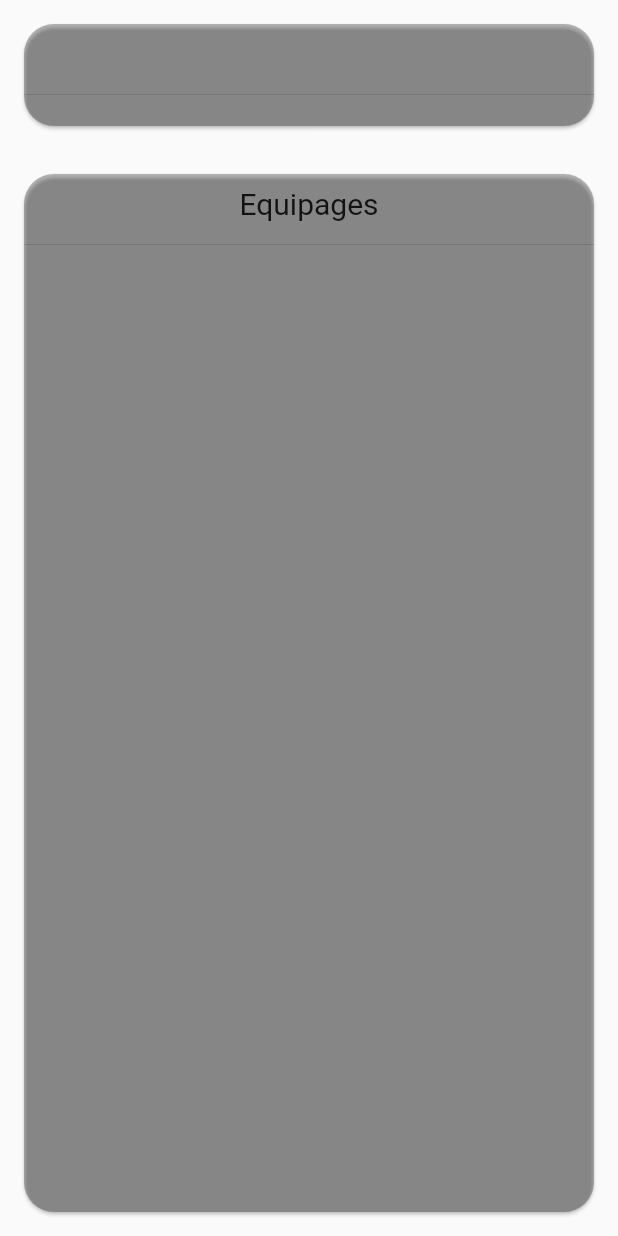
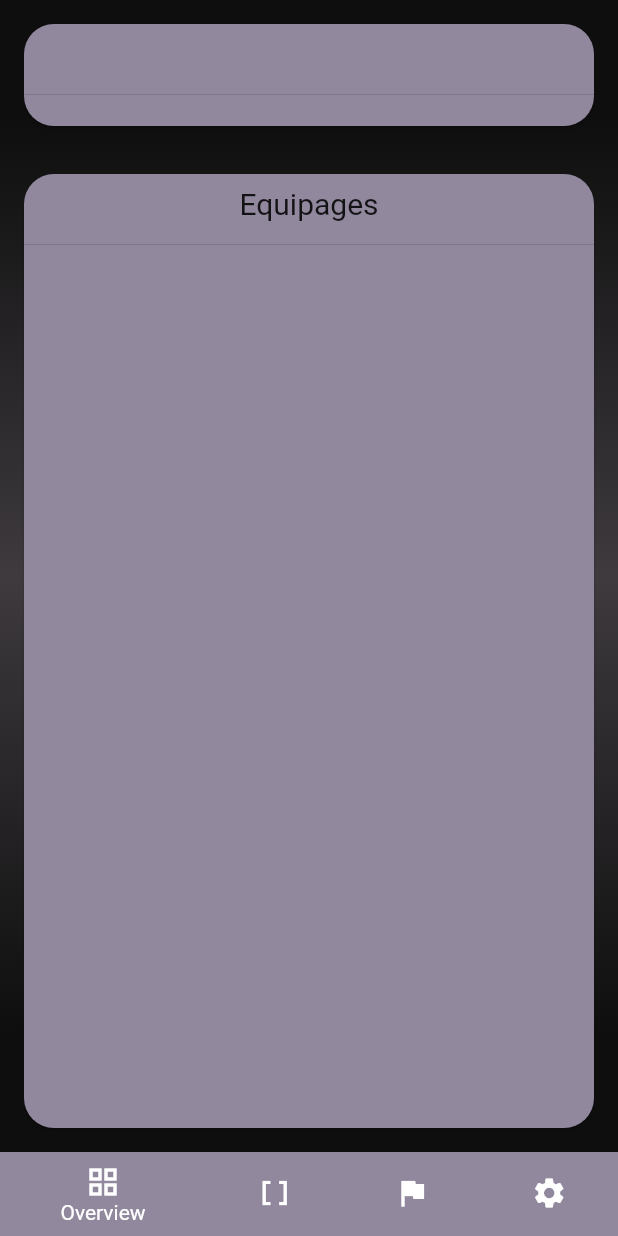
Before and after one commit to SilasPC/end, a Flutter app: the screen it shows after launch, after a tap on "LOGIN", on a phone screen of 412 x 824 dp. Run offline on Flutter 3.47's test engine with Material 2 defaults, Android fonts, the light colour scheme and no system bars; our stand-ins replace equatable, flutter_spinkit, location, numberpicker, package_info_plus, permission_handler and 4 more; missing offline and left inert: flutter_treeview, locally, mutex, nearby_connections; accounts and stored records are empty; network calls fail.

Commit message:
do some theming

```diff
--- a/endclient/lib/consts.dart
+++ b/endclient/lib/consts.dart
@@ -4,3 +4,7 @@ import 'package:flutter/widgets.dart';
 const double splashRadius = 16;
 const Color primaryColor = Color.fromARGB(255, 98, 85, 115);
 const Color secondaryColor = Color.fromARGB(255, 146, 119, 68);
+const Color black20 = Color.fromARGB(255, 22, 20, 22);
+const Color black27 = Color.fromARGB(255, 29, 27, 29);
+const Color black40 = Color.fromARGB(255, 42, 40, 42);
+const Color black90 = Color.fromARGB(255, 92, 90, 92);
--- a/endclient/lib/main.dart
+++ b/endclient/lib/main.dart
@@ -1,7 +1,7 @@
 import 'dart:io';
 
-import 'package:esys_client/consts.dart';
 import 'package:esys_client/service_graph.dart';
+import 'package:esys_client/theme.dart';
 import 'package:esys_client/v2/landing.dart';
 import 'package:flutter/material.dart';
 import 'package:provider/provider.dart';
@@ -13,7 +13,6 @@ import 'services/settings.dart';
 Future<void> main() async {
 
 	var graph = defineServices();
-	// await Future.delayed(const Duration(milliseconds: 50));
 
 	FlutterError.onError = (details) {
 		FlutterError.presentError(details);
@@ -40,31 +39,19 @@ class MyApp extends StatelessWidget {
 
 	@override
 	Widget build(BuildContext context) {
-		var cs = ColorScheme.fromSwatch().copyWith(
-			primary: primaryColor,
-			secondary: secondaryColor,
-		);
+
+		var dark = context.select((Settings set) => set.darkTheme);
+
+		var (lightTheme, darkTheme) = themeData();
+
 		return MaterialApp(
-			theme: ThemeData(
-				colorScheme: cs,
-				cardTheme: CardTheme.of(context).copyWith(
-					margin: const EdgeInsets.all(16),
-					shape: RoundedRectangleBorder(
-						borderRadius: BorderRadius.circular(20),
-					)
-				)
-			),
 			title: 'eSys Endurance',
+
+			theme: lightTheme,
+			darkTheme: darkTheme,
+			themeMode: dark ? ThemeMode.dark : ThemeMode.light,
+
 			debugShowCheckedModeBanner: false,
-			darkTheme: ThemeData.dark().copyWith(
-				colorScheme: cs,
-				cardTheme: CardTheme.of(context).copyWith(
-					margin: const EdgeInsets.all(16),
-					shape: RoundedRectangleBorder(
-						borderRadius: BorderRadius.circular(20),
-					)
-				)
-			),
 			home: Builder(
 				builder: (context) {
 					MediaQueryData mq = MediaQuery.of(context);
--- /dev/null
+++ b/endclient/lib/theme.dart
@@ -0,0 +1,75 @@
+// ignore_for_file: prefer_const_constructors
+
+import 'package:esys_client/consts.dart';
+import 'package:flutter/material.dart';
+
+(ThemeData, ThemeData) themeData() {
+
+	ColorScheme colorScheme = ColorScheme.fromSwatch(
+		primarySwatch: _createMaterialColor(primaryColor),
+	).copyWith(
+		secondary: secondaryColor,
+	);
+
+	ThemeData lightTheme =
+		ThemeData.light().copyWith(
+			colorScheme: colorScheme,
+			bottomNavigationBarTheme: BottomNavigationBarThemeData(
+				backgroundColor: colorScheme.background,
+			),
+			chipTheme: ChipThemeData(
+				backgroundColor: black90,
+				selectedColor: colorScheme.secondary,
+			),
+			cardTheme: CardTheme(
+				color: colorScheme.background,
+				margin: const EdgeInsets.all(16),
+				shape: RoundedRectangleBorder(
+					borderRadius: BorderRadius.circular(20),
+				)
+			),
+		);
+
+	ThemeData darkTheme = ThemeData.dark().copyWith(
+		colorScheme: colorScheme,
+		focusColor: black27,
+		bottomNavigationBarTheme: BottomNavigationBarThemeData(
+			backgroundColor: black27,
+		),
+		chipTheme: ChipThemeData(
+			backgroundColor: black90,
+			selectedColor: colorScheme.secondary,
+		),
+		cardTheme: CardTheme(
+			color: black20,
+			margin: const EdgeInsets.all(16),
+			shape: RoundedRectangleBorder(
+				borderRadius: BorderRadius.circular(20),
+			),
+		),
+	);
+
+	return (lightTheme, darkTheme);
+
+}
+
+// https://gist.github.com/nicky-song/244be04f1dbdba52788017f008477484#file-utils-dart
+MaterialColor _createMaterialColor(Color color) {
+	List strengths = <double>[.05];
+	Map<int, Color> swatch = {};
+	final int r = color.red, g = color.green, b = color.blue;
+
+	for (int i = 1; i < 10; i++) {
+		strengths.add(0.1 * i);
+	}
+	for (var strength in strengths) {
+		final double ds = 0.5 - strength;
+		swatch[(strength * 1000).round()] = Color.fromRGBO(
+			r + ((ds < 0 ? r : (255 - r)) * ds).round(),
+			g + ((ds < 0 ? g : (255 - g)) * ds).round(),
+			b + ((ds < 0 ? b : (255 - b)) * ds).round(),
+			1,
+		);
+	}
+	return MaterialColor(color.value, swatch);
+}
--- a/endclient/lib/v2/dashboard/component/category_card.dart
+++ b/endclient/lib/v2/dashboard/component/category_card.dart
@@ -1,6 +1,7 @@
 // ignore_for_file: prefer_const_literals_to_create_immutables, prefer_const_constructors
 
 import 'package:common/models/glob.dart';
+import 'package:esys_client/consts.dart';
 import 'package:esys_client/local_model/LocalModel.dart';
 import 'package:flutter/material.dart';
 import 'package:provider/provider.dart';
@@ -24,7 +25,7 @@ class CategoryCard extends StatelessWidget {
 						alignment: Alignment.center,
 						decoration: BoxDecoration(
 							borderRadius: BorderRadius.vertical(top: Radius.circular(borderRadius)),
-							color: Colors.black54,
+							color: Colors.black26,
 						),
 						child: Text(
 							cat.name,
--- a/endclient/lib/v2/dashboard/component/equipages_card.dart
+++ b/endclient/lib/v2/dashboard/component/equipages_card.dart
@@ -9,8 +9,6 @@ import 'package:flutter/material.dart';
 import 'package:provider/provider.dart';
 
 class EquipagesCard extends StatefulWidget {
-
-	static double width = 400;
 
 	final EquipageTile Function(BuildContext, Equipage, Color?) builder;
 
@@ -44,9 +42,6 @@ class _EquipagesCardState extends State<EquipagesCard> {
 	@override
 	Widget build(BuildContext context) {
 		return Card(
-			color: Colors.black26,
-			child: SizedBox(
-				width: EquipagesCard.width,
 			child: Builder(
 				builder: (context) {
 					LocalModel model = context.watch();
@@ -69,7 +64,6 @@ class _EquipagesCardState extends State<EquipagesCard> {
 									ChoiceChip(
 										label: Text(cat.name),
 										selected: cat == this.cat,
-											selectedColor: Colors.white24,
 										onSelected: (sel) => setState(() {
 											this.cat = sel ? cat : null;
 										})
@@ -79,11 +73,10 @@ class _EquipagesCardState extends State<EquipagesCard> {
 							// UI: sort by eid
 							for (var (i, eq) in model.model.equipages.values.indexed)
 							if (cat == null || eq.category == cat)
-								widget.builder(context, eq, i % 2 == 0 ? Color.fromARGB(5, 255, 255, 255) : null)
+							widget.builder(context, eq, i % 2 == 0 ? Theme.of(context).focusColor : null)
 						],
 					);
 				}
-				)
 			)
 		);
 	}
--- a/endclient/lib/v2/dashboard/component/notifications_card.dart
+++ b/endclient/lib/v2/dashboard/component/notifications_card.dart
@@ -5,18 +5,13 @@ import 'package:flutter/material.dart';
 
 class NotificationsCard extends StatelessWidget {
 
-	static double width = 250;
-
   const NotificationsCard({
     super.key,
   });
 
   @override
-  Widget build(BuildContext context) {
-    return Card(
-    	color: Colors.black26,
-    	child: SizedBox(
-    		width: NotificationsCard.width,
+  Widget build(BuildContext context) =>
+		Card(
 			child: Column(
 				children: [
 					Container(
@@ -60,7 +55,5 @@ class NotificationsCard extends StatelessWidget {
 				),
 			],
 		),
-    	)
 	);
 }
-}
--- a/endclient/lib/v2/dashboard/component/session_summary_card.dart
+++ b/endclient/lib/v2/dashboard/component/session_summary_card.dart
@@ -14,7 +14,6 @@ class SessionSummaryCard extends StatelessWidget {
 		return SizedBox(
 			height: 100,
 			child: Card(
-				color: Colors.black26,
 				child: Column(
 					children: [
 						Container(
--- a/endclient/lib/v2/dashboard/dashboard.dart
+++ b/endclient/lib/v2/dashboard/dashboard.dart
@@ -1,12 +1,15 @@
 
 // ignore_for_file: prefer_const_literals_to_create_immutables, prefer_const_constructors
 
-import 'dart:ffi';
-
+import 'package:esys_client/consts.dart';
+import 'package:esys_client/v2/dashboard/data_view.dart';
+import 'package:esys_client/v2/dashboard/gate.dart';
 import 'package:esys_client/v2/dashboard/overview.dart';
 import 'package:esys_client/v2/dashboard/side_menu.dart';
 import 'package:flutter/material.dart';
 import 'package:provider/provider.dart';
+
+import 'settings_view.dart';
 
 class Dashboard extends StatefulWidget {
 
@@ -36,7 +39,7 @@ class _DashboardState extends State<Dashboard> {
 				children: [
 					Container(
 						width: 200,
-						color: Colors.black26,
+						color: black27,
 						child: DashboardMenu(
 							currentView: view.runtimeType,
 							viewSelected: (newView) => setState(() {
@@ -44,26 +47,80 @@ class _DashboardState extends State<Dashboard> {
 							}),
 						),
 					),
-					if (view case Widget view)
 					Expanded(
-						child: view,
+						child: _gradient(view)
 					),
 				],
 			)
 		);
 
-	Widget narrowLayout() =>
-		Scaffold(
-			drawer: Drawer(
-				child: DashboardMenu(
-					currentView: view.runtimeType,
-					viewSelected: (newView) => setState(() {
-						view = newView;
-					}),
-				),
+	int _cur = 0;
+
+	Widget narrowLayout() {
+		var color = BottomNavigationBarTheme.of(context).backgroundColor;
+		return Scaffold(
+			bottomNavigationBar: BottomNavigationBar(
+				currentIndex: _cur,
+				items: [
+					BottomNavigationBarItem(
+						icon: Icon(Icons.grid_view),
+						label: "Overview",
+						backgroundColor: color,
+					),
+					BottomNavigationBarItem(
+						icon: Icon(Icons.data_array),
+						label: "Data",
+						backgroundColor: color,
+					),
+					BottomNavigationBarItem(
+						icon: Icon(Icons.flag),
+						label: "Gates",
+						backgroundColor: color,
+					),
+					BottomNavigationBarItem(
+						icon: Icon(Icons.settings),
+						label: "Settings",
+						backgroundColor: color,
+					)
+				],
+				onTap: (index) {
+					setState(() {
+						_cur = index;
+						view = switch (index) {
+							0 => OverviewView(),
+							1 => DataView(),
+							2 => GateView(),
+							3 => SettingsView(),
+							_ => view
+						};
+					});
+				},
 			),
-			body: view,
+			body: _gradient(view),
 		);
+	}
+
+	Widget _gradient(Widget child) =>
+		Container(
+			decoration: BoxDecoration(
+				gradient: LinearGradient(
+					begin: Alignment.topCenter,
+					end: Alignment.bottomCenter,
+					stops: [
+						0.1,
+						0.5,
+						0.9,
+					],
+					colors: [
+						Color.fromARGB(255, 14, 14, 14),
+						Color.fromARGB(255, 62, 58, 62),
+						Color.fromARGB(255, 14, 14, 14),
+					]
+				)
+			),
+			child: child,
+		);
+
 }
 
 enum DashLayout {
--- a/endclient/lib/v2/dashboard/data_view.dart
+++ b/endclient/lib/v2/dashboard/data_view.dart
@@ -24,7 +24,6 @@ class DataView extends StatelessWidget {
 		return Row(
 			children: [
 				Card(
-					color: Colors.black26,
 					child: SizedBox(
 						width: 350,
 						child: Column(
@@ -60,7 +59,6 @@ class DataView extends StatelessWidget {
 					)
 				),
 				Card(
-					color: Colors.black26,
 					child: SizedBox(
 						width: 350,
 						child: Column(
--- a/endclient/lib/v2/dashboard/overview.dart
+++ b/endclient/lib/v2/dashboard/overview.dart
@@ -11,6 +11,10 @@ import 'package:esys_client/v2/dashboard/component/equipages_card.dart';
 import 'package:flutter/material.dart';
 import 'package:provider/provider.dart';
 
+const double eqCardWidth = 400;
+const double notifCardWidth = 250;
+const double maxGridCardWidth = 160;
+
 class OverviewView extends StatelessWidget {
 
 	OverviewView({super.key});
@@ -19,12 +23,9 @@ class OverviewView extends StatelessWidget {
 	Widget build(BuildContext context) =>
 		LayoutBuilder(
 			builder: (context, constraints) {
-
-				const maxWidth = 160;
-
-				var rem = constraints.maxWidth - EquipagesCard.width - NotificationsCard.width;
-				var showNotifs = rem > 1.5 * maxWidth;
-				var stacked = constraints.maxWidth < EquipagesCard.width + maxWidth;
+				var rem = constraints.maxWidth - eqCardWidth - notifCardWidth;
+				var showNotifs = rem > 1.5 * maxGridCardWidth;
+				var stacked = constraints.maxWidth < eqCardWidth + maxGridCardWidth;
 
 				if (stacked) {
 					return Column(
@@ -50,9 +51,17 @@ class OverviewView extends StatelessWidget {
 								]
 							),
 						),
-						EquipagesCard(builder: EquipagesCard.withAdminChoices),
+						SizedBox(
+							width: eqCardWidth,
+							child: EquipagesCard(
+								builder: EquipagesCard.withAdminChoices
+							),
+						),
 						if (showNotifs)
-						NotificationsCard(),
+						SizedBox(
+							width: notifCardWidth,
+							child: NotificationsCard(),
+						)
 					],
 				);
 			},
@@ -61,7 +70,7 @@ class OverviewView extends StatelessWidget {
 	final Widget _catsGrid = LayoutBuilder(
 		builder: (context, constraints) {
 			var cats = context.watch<LocalModel>().model.categories;
-			var maxEls = constraints.maxWidth / 160;
+			var maxEls = constraints.maxWidth / maxGridCardWidth;
 			return GridView.count(
 				crossAxisCount: max(1, maxEls.floor()),
 				children: [
--- a/endclient/lib/v2/dashboard/settings_view.dart
+++ b/endclient/lib/v2/dashboard/settings_view.dart
@@ -95,7 +95,6 @@ class _SettingsViewState extends State<SettingsView> {
 		return Row(
 			children: [
 				Card(
-					color: Colors.black26,
 					child: SizedBox(
 						width: 350,
 						child: ListView(
@@ -153,6 +152,17 @@ class _SettingsViewState extends State<SettingsView> {
 										value: set.largeUI,
 										onChanged: (val) => setState((){
 											set.largeUI = val;
+											set.save();
+										}),
+									),
+								),
+								ListTile(
+									leading: const Icon(Icons.dark_mode),
+									title: const Text("Dark UI"),
+									trailing: Switch(
+										value: set.darkTheme,
+										onChanged: (val) => setState((){
+											set.darkTheme = val;
 											set.save();
 										}),
 									),
--- a/endclient/lib/v2/dashboard/side_menu.dart
+++ b/endclient/lib/v2/dashboard/side_menu.dart
@@ -50,19 +50,19 @@ class DashboardMenu extends StatelessWidget {
 				ListTile(
 					leading: Icon(Icons.grid_view),
 					title: Text("Overview"),
-					tileColor: currentView == OverviewView ? Colors.black26 : null,
+					selected: currentView == OverviewView,
 					onTap: () => setCurrent(OverviewView.new)
 				),
 				ListTile(
 					leading: Icon(Icons.data_array),
 					title: Text("Data"),
-					tileColor: currentView == DataView ? Colors.black26 : null,
+					selected: currentView == DataView,
 					onTap: () => setCurrent(DataView.new)
 				),
 				ListTile(
 					leading: Icon(Icons.flag),
 					title: Text("Gates"),
-					tileColor: currentView == GateView ? Colors.black26 : null,
+					selected: currentView == GateView,
 					onTap: () => setCurrent(GateView.new)
 				),
 				/* ListTile(
@@ -73,7 +73,7 @@ class DashboardMenu extends StatelessWidget {
 				ListTile(
 					leading: Icon(Icons.settings),
 					title: Text("Settings"),
-					tileColor: currentView == SettingsView ? Colors.black26 : null,
+					selected: currentView == SettingsView,
 					onTap: () => setCurrent(SettingsView.new)
 				),
 				/* ListTile(
```
Lines whose indentation alone changed are shown as unchanged.
